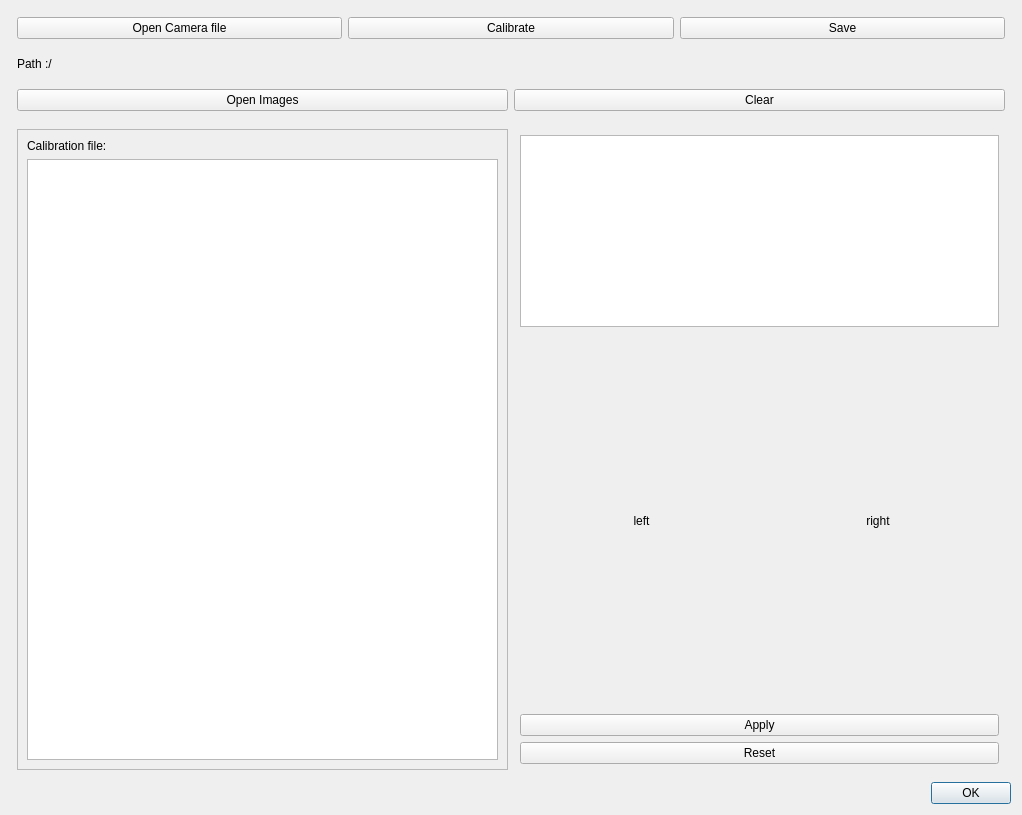
First picture: the form in windows/cameraparamdialog.ui, repository m21-cerutti/ProjetTech2019_Robot, before the edit.
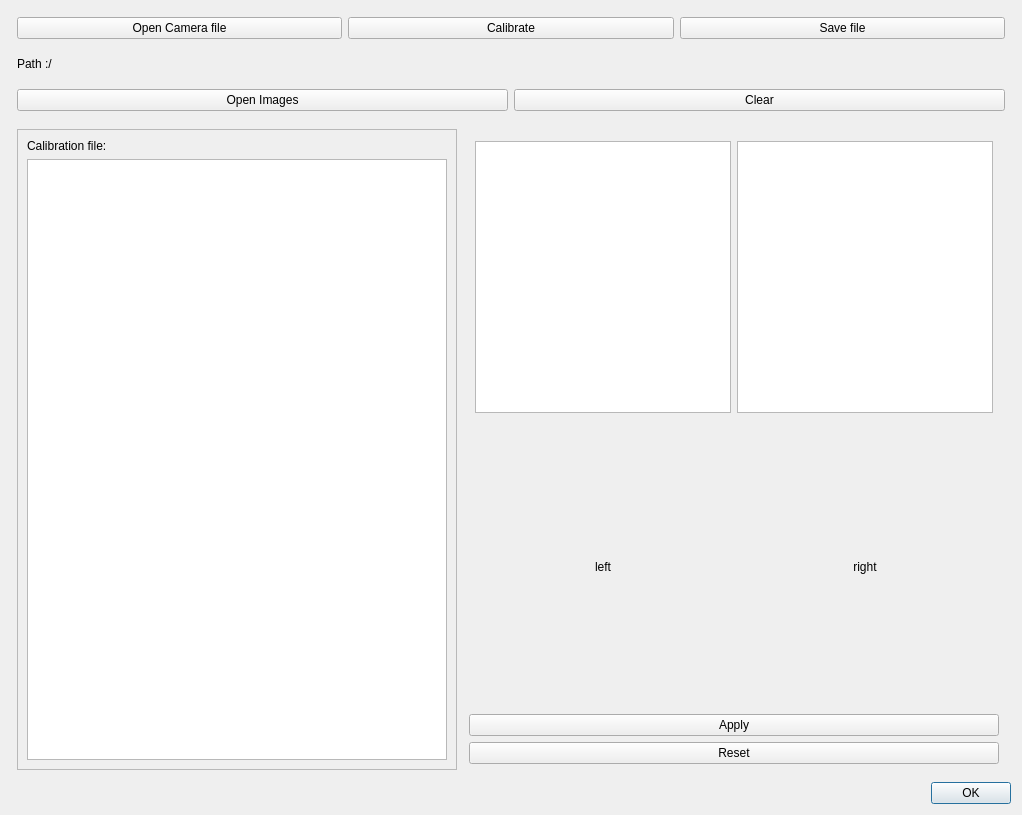
Second picture: the form after the edit.

Patch:
```diff
--- a/windows/cameraparamdialog.ui
+++ b/windows/cameraparamdialog.ui
@@ -45,7 +45,7 @@
      <item>
       <widget class="QPushButton" name="btn_save">
        <property name="text">
-        <string>Save</string>
+        <string>Save file</string>
        </property>
       </widget>
      </item>
@@ -153,7 +153,7 @@
          <rect>
           <x>0</x>
           <y>0</y>
-          <width>491</width>
+          <width>442</width>
           <height>619</height>
          </rect>
         </property>
@@ -200,7 +200,21 @@
         <number>6</number>
        </property>
        <item>
-        <widget class="QListWidget" name="list_imgcalib">
+        <layout class="QHBoxLayout" name="horizontalLayout_6">
+         <property name="leftMargin">
+          <number>6</number>
+         </property>
+         <property name="topMargin">
+          <number>6</number>
+         </property>
+         <property name="rightMargin">
+          <number>6</number>
+         </property>
+         <property name="bottomMargin">
+          <number>6</number>
+         </property>
+         <item>
+          <widget class="QListWidget" name="list_imgcalib_left">
          <property name="sizePolicy">
           <sizepolicy hsizetype="Preferred" vsizetype="Preferred">
            <horstretch>0</horstretch>
@@ -208,6 +222,11 @@
           </sizepolicy>
          </property>
         </widget>
+         </item>
+         <item>
+          <widget class="QListWidget" name="list_imgcalib_right"/>
+         </item>
+        </layout>
        </item>
        <item>
         <layout class="QHBoxLayout" name="horizontalLayout_5">
```
Lines whose indentation alone changed are shown as unchanged.
